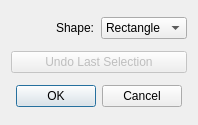
The window that hexrd/ui/resources/ui/mask_regions_dialog.ui (HEXRD/hexrdgui) describes before a commit, drawn with Qt 5.
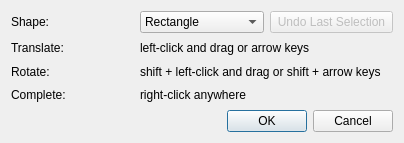
The same window after the commit.

Commit message: Add updated instructions to masking dialog

Diff of the .ui file:
```diff
--- a/hexrd/ui/resources/ui/mask_regions_dialog.ui
+++ b/hexrd/ui/resources/ui/mask_regions_dialog.ui
@@ -6,24 +6,22 @@
    <rect>
     <x>0</x>
     <y>0</y>
-    <width>198</width>
-    <height>125</height>
+    <width>404</width>
+    <height>143</height>
    </rect>
   </property>
   <property name="windowTitle">
    <string>Mask Region</string>
   </property>
-  <layout class="QVBoxLayout" name="verticalLayout">
-   <item>
-    <layout class="QHBoxLayout" name="horizontalLayout">
-     <item alignment="Qt::AlignRight">
+  <layout class="QGridLayout" name="gridLayout">
+   <item row="0" column="0">
       <widget class="QLabel" name="label">
        <property name="text">
         <string>Shape:</string>
        </property>
       </widget>
      </item>
-     <item alignment="Qt::AlignLeft">
+   <item row="0" column="1">
       <widget class="QComboBox" name="shape">
        <item>
         <property name="text">
@@ -37,9 +35,7 @@
        </item>
       </widget>
      </item>
-    </layout>
-   </item>
-   <item>
+   <item row="0" column="2">
     <widget class="QPushButton" name="undo">
      <property name="enabled">
       <bool>false</bool>
@@ -49,13 +45,58 @@
      </property>
     </widget>
    </item>
-   <item alignment="Qt::AlignHCenter">
+   <item row="1" column="0">
+    <widget class="QLabel" name="translate_label">
+     <property name="text">
+      <string>Translate:</string>
+     </property>
+    </widget>
+   </item>
+   <item row="1" column="1" colspan="2">
+    <widget class="QLabel" name="translate_instructions_label">
+     <property name="text">
+      <string>left-click and drag or arrow keys</string>
+     </property>
+    </widget>
+   </item>
+   <item row="2" column="0">
+    <widget class="QLabel" name="rotate_label">
+     <property name="text">
+      <string>Rotate:</string>
+     </property>
+    </widget>
+   </item>
+   <item row="2" column="1" colspan="2">
+    <widget class="QLabel" name="rotate_instructions_label">
+     <property name="text">
+      <string>shift + left-click and drag or shift + arrow keys</string>
+     </property>
+     <property name="wordWrap">
+      <bool>false</bool>
+     </property>
+    </widget>
+   </item>
+   <item row="4" column="1" colspan="2">
     <widget class="QDialogButtonBox" name="button_box">
      <property name="standardButtons">
       <set>QDialogButtonBox::Cancel|QDialogButtonBox::Ok</set>
      </property>
     </widget>
    </item>
+   <item row="3" column="0">
+    <widget class="QLabel" name="label_3">
+     <property name="text">
+      <string>Complete:</string>
+     </property>
+    </widget>
+   </item>
+   <item row="3" column="1" colspan="2">
+    <widget class="QLabel" name="label_2">
+     <property name="text">
+      <string>right-click anywhere</string>
+     </property>
+    </widget>
+   </item>
   </layout>
  </widget>
  <resources/>
```
Lines whose indentation alone changed are shown as unchanged.
